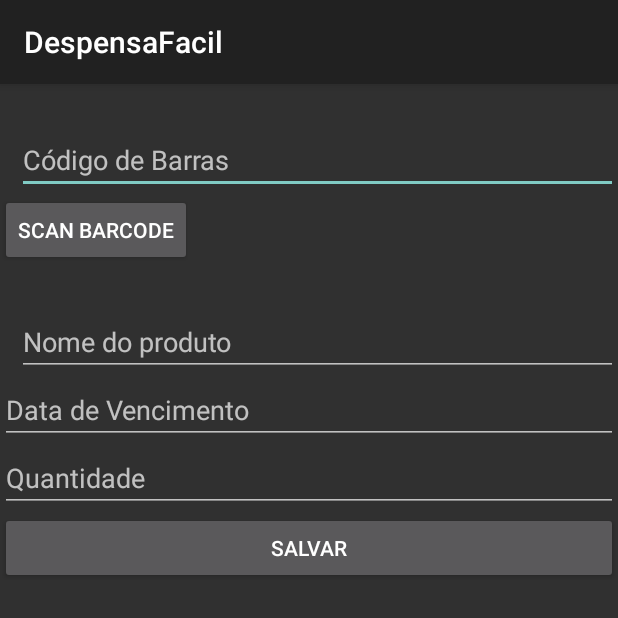
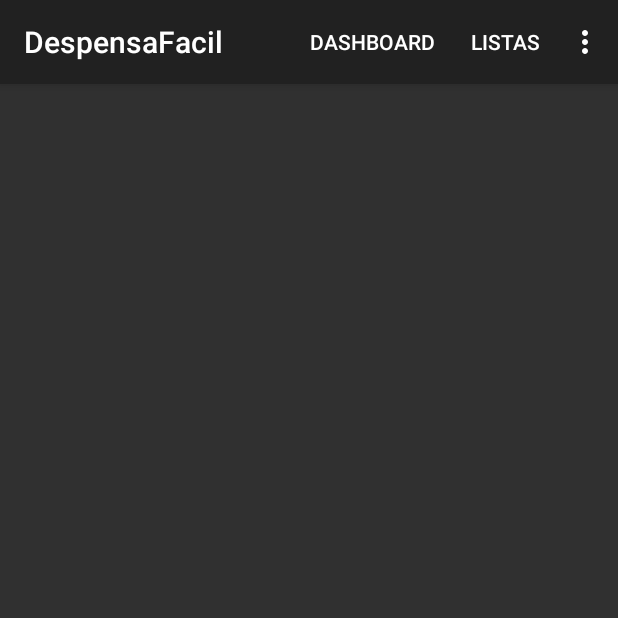
Before and after one commit to Havendak/DespensaFacil, an Android app: the screen it shows after launch (AddProduct before the commit, MainActivity after it), on a phone screen of 412 x 824 dp, the top half of it. Run offline under Robolectric (Android 15) with nearby library versions, the phone set to English and light mode, and no system bars.

Commit message:
Nova Main Activity

```diff
--- a/app/src/main/java/br/com/bsbapps/despensafacil/MainActivity.java
+++ b/app/src/main/java/br/com/bsbapps/despensafacil/MainActivity.java
@@ -1,7 +1,11 @@
 package br.com.bsbapps.despensafacil;
 
+import android.content.Intent;
 import android.os.Bundle;
 import android.support.v7.app.AppCompatActivity;
+import android.view.Menu;
+import android.view.MenuInflater;
+import android.view.MenuItem;
 
 
 public class MainActivity extends AppCompatActivity {
@@ -13,4 +17,27 @@ public class MainActivity extends AppCompatActivity {
 
     }
 
+    @Override
+    public boolean onCreateOptionsMenu(Menu menu){
+        super.onCreateOptionsMenu(menu);
+        MenuInflater inflater = getMenuInflater();
+
+        inflater.inflate(R.menu.menu_main_action, menu);
+        return true;
+    }
+
+    @Override
+    public boolean onOptionsItemSelected(MenuItem item){
+        if (item.getItemId()==R.id.menu_main_action_dashboard) {
+            startActivity(new Intent(getApplicationContext(), MainActivity.class));
+        }
+        if (item.getItemId()==R.id.menu_main_action_lists) {
+            startActivity(new Intent(getApplicationContext(), MainActivity.class));
+        }
+        if (item.getItemId()==R.id.menu_main_action_add_product) {
+            startActivity(new Intent(getApplicationContext(), AddProductActivity.class));
+        }
+        return true;
+    }
+
 }
--- a/app/src/main/res/layout/activity_add_product.xml
+++ b/app/src/main/res/layout/activity_add_product.xml
@@ -3,13 +3,12 @@
     android:orientation="vertical"
     android:layout_width="match_parent"
     android:layout_height="match_parent"
-    tools:context="br.com.bsbapps.despensafacil.AddProduct"
+    tools:context="br.com.bsbapps.despensafacil.AddProductActivity"
     android:weightSum="1">
 
     <EditText
         android:layout_width="match_parent"
         android:layout_height="wrap_content"
-        android:inputType="textPersonName"
         android:ems="10"
         android:id="@+id/addBarcodeText"
         android:hint="Código de Barras"
@@ -18,14 +17,16 @@
         android:layout_alignParentLeft="true"
         android:layout_alignParentStart="true"
         android:layout_marginLeft="11dp"
-        android:layout_marginStart="11dp" />
+        android:layout_marginStart="11dp"
+        android:inputType="text" />
 
     <Button
             android:layout_width="wrap_content"
             android:layout_height="wrap_content"
             android:text="@string/scan_barcode"
             android:onClick="scanBarcode"
-        android:layout_below="@+id/addBarcodeText" />
+        android:layout_below="@+id/addBarcodeText"
+        android:id="@+id/btnScanBarcode" />
 
     <EditText
         android:layout_width="match_parent"
@@ -46,7 +47,7 @@
         android:layout_height="wrap_content"
         android:inputType="date"
         android:ems="10"
-        android:id="@+id/editText3"
+        android:id="@+id/dueDateText"
         android:hint="Data de Vencimento" />
 
     <EditText
@@ -54,14 +55,14 @@
         android:layout_height="wrap_content"
         android:inputType="number"
         android:ems="10"
-        android:id="@+id/editText4"
+        android:id="@+id/quantityText"
         android:hint="Quantidade" />
 
     <Button
         android:text="Salvar"
         android:layout_width="match_parent"
         android:layout_height="wrap_content"
-        android:id="@+id/button7" />
+        android:id="@+id/btnSave" />
 
 
 </LinearLayout>
--- /dev/null
+++ b/app/src/main/res/menu/menu_main_action.xml
@@ -0,0 +1,15 @@
+<?xml version="1.0" encoding="utf-8"?>
+<menu xmlns:android="http://schemas.android.com/apk/res/android"
+    xmlns:tools="schemas.android.com/tools"
+    tools:context="br.com.bsbapps.despensafacil"
+    xmlns:despensafacil="http://schemas.android.com/apk/res-auto">
+    <item android:id="@+id/menu_main_action_dashboard"
+        android:title="Dashboard"
+        despensafacil:showAsAction="ifRoom|withText" />
+    <item android:id="@+id/menu_main_action_lists"
+        android:title="Listas"
+        despensafacil:showAsAction="ifRoom|withText" />
+    <item android:id="@+id/menu_main_action_add_product"
+        android:title="Novo Produto"
+        despensafacil:showAsAction="ifRoom|withText" />
+</menu>
```
Also changed, not shown: app/src/main/AndroidManifest.xml (+10 -8 lines), app/src/main/java/br/com/bsbapps/despensafacil/AddProductActivity.java (renamed from app/src/main/java/br/com/bsbapps/despensafacil/AddProduct.java, +47 -18 lines), app/src/main/java/br/com/bsbapps/despensafacil/DatabaseConnector.java (added, +30 -0 lines), app/src/main/java/br/com/bsbapps/despensafacil/DatabaseOpenHelper.java (added, +55 -0 lines), app/src/main/res/layout/activity_main.xml (+0 -15 lines).
